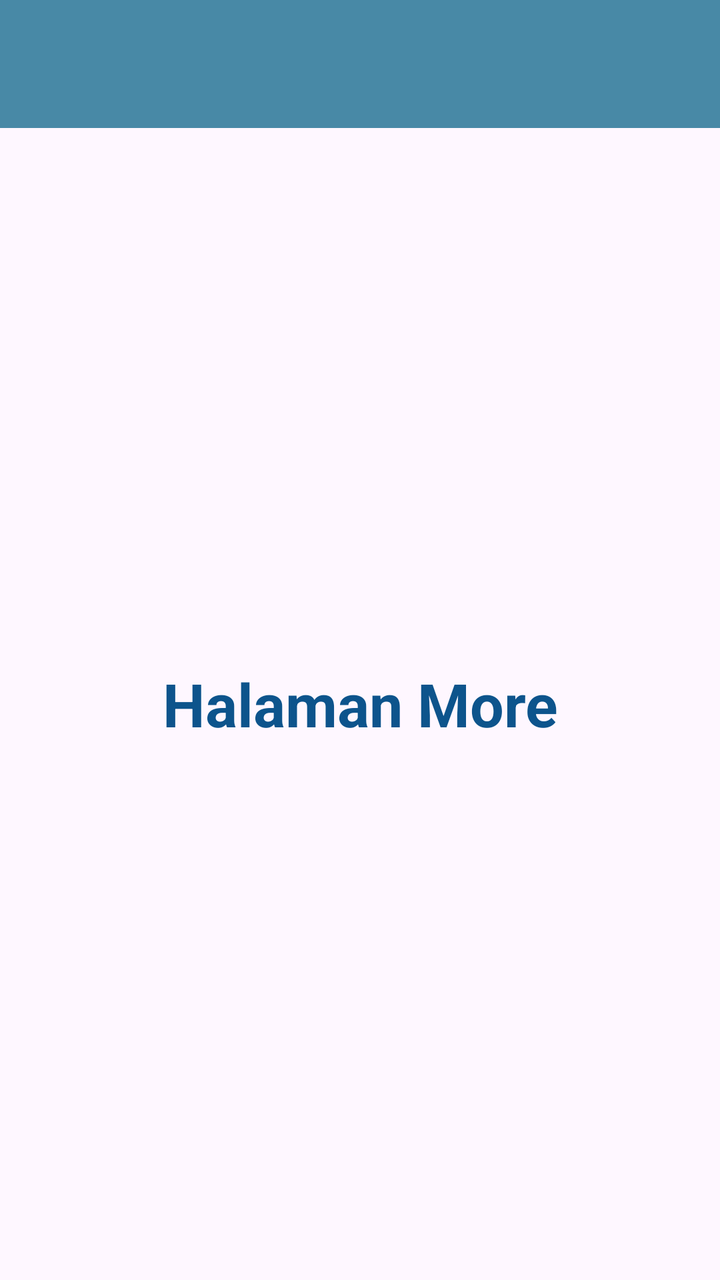
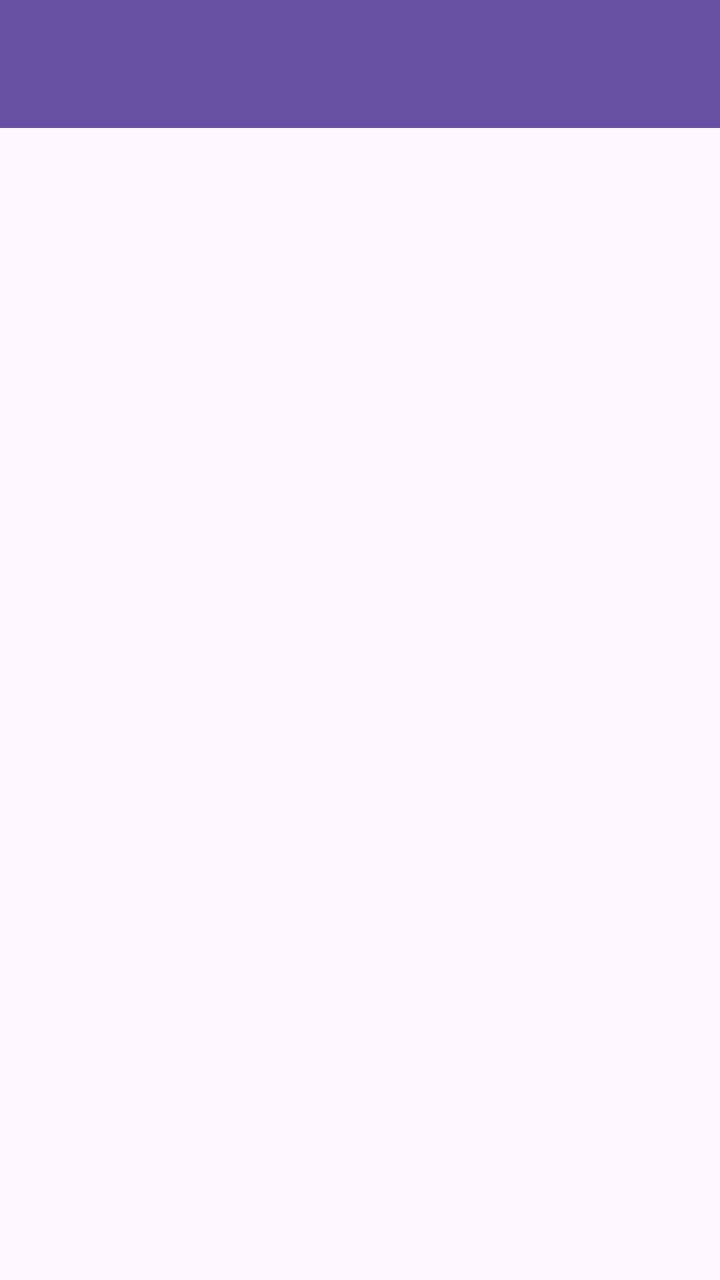

Compare the two renders of this Android layout. The source of the first and the diff that turns it into the second are given below.
<!-- AndroidManifest.xml: application theme Theme.Ayu_3TIF -->
<!-- res/layout/fragment_more.xml -->
<?xml version="1.0" encoding="utf-8"?>
<androidx.constraintlayout.widget.ConstraintLayout xmlns:android="http://schemas.android.com/apk/res/android"
    xmlns:tools="http://schemas.android.com/tools"
    android:layout_width="match_parent"
    android:layout_height="match_parent"
    xmlns:app="http://schemas.android.com/apk/res-auto"
    tools:context=".More.MoreFragment">

    <androidx.appcompat.widget.Toolbar
        android:id="@+id/toolbar"
        android:layout_width="match_parent"
        android:layout_height="?attr/actionBarSize"
        android:background="?attr/colorPrimary"
        app:layout_constraintEnd_toEndOf="parent"
        app:layout_constraintStart_toStartOf="parent"
        app:layout_constraintTop_toTopOf="parent"
        app:layout_scrollFlags="scroll|enterAlways"
        app:subtitleTextColor="@android:color/white"
        app:titleTextColor="@android:color/white"
        android:backgroundTint="#4889A6"/>


    
    <TextView
        android:layout_width="match_parent"
        android:layout_height="0dp"
        android:gravity="center"
        android:text="Halaman More"
        android:textColor="#0D548C"
        android:textSize="30sp"
        android:textStyle="bold"
        app:layout_constraintBottom_toBottomOf="parent"
        app:layout_constraintTop_toBottomOf="@+id/toolbar"
        tools:layout_editor_absoluteX="16dp" />


</androidx.constraintlayout.widget.ConstraintLayout>
<!-- resources referenced by this layout -->
<resources>
  <style name="Theme.Ayu_3TIF" parent="Base.Theme.Ayu_3TIF" />
  <style name="Base.Theme.Ayu_3TIF" parent="Theme.Material3.DayNight.NoActionBar">
          
          
      </style>
</resources>

<!-- the commit's change to res/layout/fragment_more.xml (unified diff, before → after) -->
@@ -1,37 +1,33 @@
 <?xml version="1.0" encoding="utf-8"?>
-<androidx.constraintlayout.widget.ConstraintLayout xmlns:android="http://schemas.android.com/apk/res/android"
+<androidx.coordinatorlayout.widget.CoordinatorLayout xmlns:android="http://schemas.android.com/apk/res/android"
     xmlns:tools="http://schemas.android.com/tools"
     android:layout_width="match_parent"
     android:layout_height="match_parent"
     xmlns:app="http://schemas.android.com/apk/res-auto"
     tools:context=".More.MoreFragment">
 
-    <androidx.appcompat.widget.Toolbar
-        android:id="@+id/toolbar"
+    <com.google.android.material.appbar.AppBarLayout
+        android:id="@+id/appBarLayout"
         android:layout_width="match_parent"
-        android:layout_height="?attr/actionBarSize"
-        android:background="?attr/colorPrimary"
-        app:layout_constraintEnd_toEndOf="parent"
-        app:layout_constraintStart_toStartOf="parent"
-        app:layout_constraintTop_toTopOf="parent"
-        app:layout_scrollFlags="scroll|enterAlways"
-        app:subtitleTextColor="@android:color/white"
-        app:titleTextColor="@android:color/white"
-        android:backgroundTint="#4889A6"/>
+        android:layout_height="wrap_content"
+        android:theme="@style/ThemeOverlay.AppCompat.Dark.ActionBar">
+
+        <androidx.appcompat.widget.Toolbar
+            android:id="@+id/toolbar"
+            android:layout_width="match_parent"
+            android:layout_height="?attr/actionBarSize"
+            android:background="?attr/colorPrimary"
+            app:layout_scrollFlags="scroll|enterAlways"
+            app:titleTextColor="@android:color/white" />
+
+    </com.google.android.material.appbar.AppBarLayout>
 
 
-    
-    <TextView
+    <ListView
+        android:id="@+id/listViewItems"
         android:layout_width="match_parent"
-        android:layout_height="0dp"
-        android:gravity="center"
-        android:text="Halaman More"
-        android:textColor="#0D548C"
-        android:textSize="30sp"
-        android:textStyle="bold"
-        app:layout_constraintBottom_toBottomOf="parent"
-        app:layout_constraintTop_toBottomOf="@+id/toolbar"
-        tools:layout_editor_absoluteX="16dp" />
+        android:layout_height="match_parent"
+        app:layout_behavior="@string/appbar_scrolling_view_behavior" />
 
 
-</androidx.constraintlayout.widget.ConstraintLayout>
+</androidx.coordinatorlayout.widget.CoordinatorLayout>
